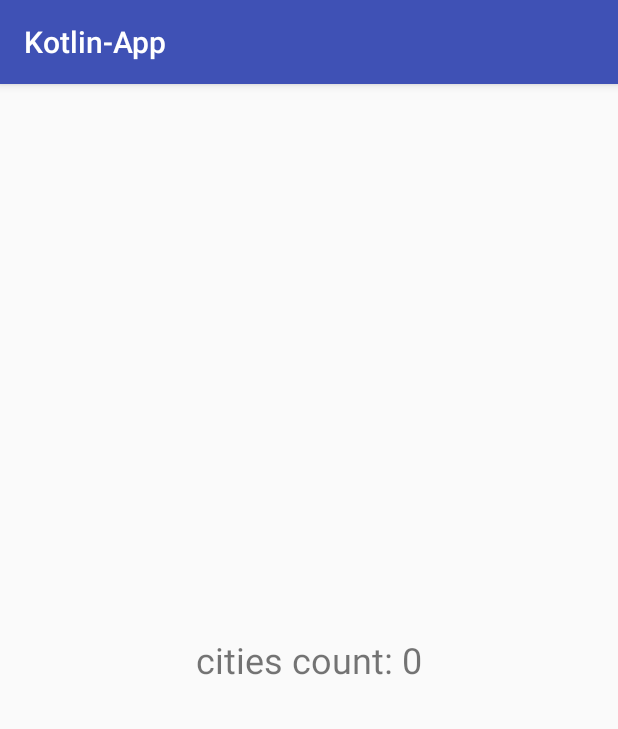
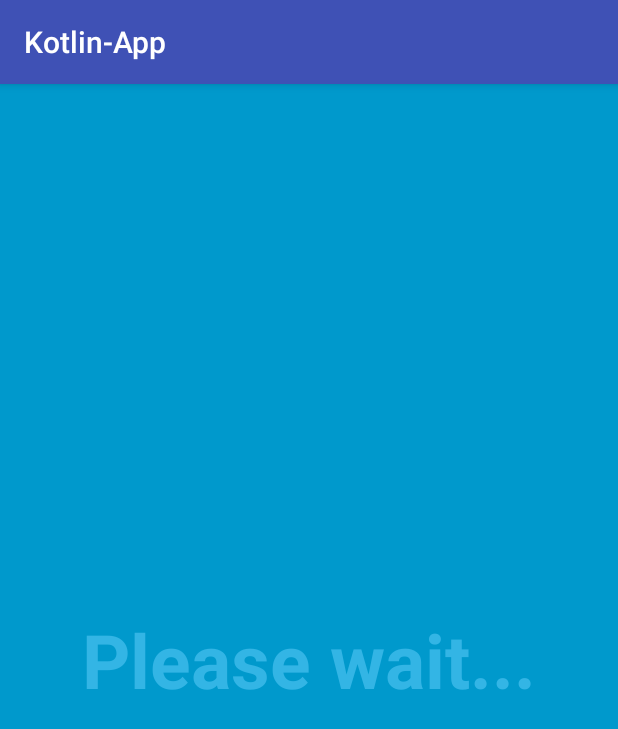
Before and after one commit to Ahmed-Adel-Ismail/Open-Weather-Maps, an Android app: the screen it shows after launch (SplashActivity), on a phone screen of 412 x 824 dp. Shown: the top 729 px of the screen. Run offline under Robolectric (Android 15) with nearby library versions, the phone set to English and light mode, and no system bars; our stand-ins replace RxJava; libraries missing offline, so code that uses them is left out: kotlinx.coroutines.experimental; 1 statement that could not run was skipped.

Commit message:
finalizing Splash Screen

```diff
--- /dev/null
+++ b/kotlin-app/src/main/java/com/ahmedismail/kapp/presentation/components/LiveDataExtensions.kt
@@ -0,0 +1,10 @@
+package com.ahmedismail.kapp.presentation.components
+
+import androidx.lifecycle.MutableLiveData
+
+
+
+fun <T> MutableLiveData<T>.withValue(value: T): MutableLiveData<T> {
+    this.value = value
+    return this
+}
--- a/kotlin-app/src/main/java/com/ahmedismail/kapp/presentation/features/splash/SplashScreen.kt
+++ b/kotlin-app/src/main/java/com/ahmedismail/kapp/presentation/features/splash/SplashScreen.kt
@@ -12,6 +12,7 @@ import androidx.lifecycle.ViewModel
 import androidx.lifecycle.ViewModelProviders
 import com.ahmedismail.kapp.R
 import com.ahmedismail.kapp.presentation.components.DisposablesHolder
+import com.ahmedismail.kapp.presentation.components.withValue
 import com.ahmedismail.kapp.presentation.components.withPorts
 import com.ahmedismail.kapp.presentation.features.home.HomeActivity
 import io.reactivex.Single
@@ -32,28 +33,19 @@ class SplashActivity : AppCompatActivity(), DisposablesHolder {
     }
 }
 
-
 class SplashViewModel(
-        val loading: MutableLiveData<Boolean> = MutableLiveData(),
-        val citiesCount: MutableLiveData<Int> = MutableLiveData(),
-        val error: MutableLiveData<Throwable> = MutableLiveData(),
-        val navigateToNextScreen: MutableLiveData<Boolean> = MutableLiveData()) : ViewModel() {
-
-    init {
-        navigateToNextScreen.value = false
-        error.value = null
-        loading.value = false
-        citiesCount.value = 0
-    }
-
-}
+        val loading: MutableLiveData<Boolean> = MutableLiveData<Boolean>().withValue(false),
+        val citiesCount: MutableLiveData<Int> = MutableLiveData<Int>(),
+        val error: MutableLiveData<Throwable> = MutableLiveData<Throwable>(),
+        val navigateToNextScreen: MutableLiveData<Boolean> = MutableLiveData<Boolean>().withValue(false))
+    : ViewModel()
 
 
 @SuppressLint("SetTextI18n")
 fun SplashActivity.bindViews() {
     with(viewModel) {
 
-        citiesCount.observe(this@bindViews, Observer { splash_label.text = "cities count: $it" })
+        citiesCount.observe(this@bindViews, Observer { splash_label.text = "supported cities: $it" })
 
         error.observe(this@bindViews, Observer { it?.run { splash_label.text = "error: $message" } })
 
@@ -76,7 +68,6 @@ fun SplashActivity.loadCitiesCount() = withPorts {
             ?.let(disposables::add)
 }
 
-
 fun SplashViewModel.countCities(citiesCounter: () -> Single<Int>): Disposable {
     loading.postValue(true)
     error.postValue(null)
--- a/kotlin-app/src/main/res/layout/activity_splash.xml
+++ b/kotlin-app/src/main/res/layout/activity_splash.xml
@@ -1,25 +1,29 @@
 <?xml version="1.0" encoding="utf-8"?>
 <FrameLayout xmlns:android="http://schemas.android.com/apk/res/android"
     xmlns:tools="http://schemas.android.com/tools"
-    android:id="@+id/container"
     android:layout_width="match_parent"
     android:layout_height="match_parent"
+    android:background="#0099cc"
     tools:context=".presentation.features.splash.SplashActivity">
 
-
     <ProgressBar
+        android:layout_margin="16dp"
         android:id="@+id/splash_progress"
         android:layout_width="40dp"
         android:layout_height="40dp"
-        android:layout_gravity="top|end"
-        android:layout_margin="16dp" />
+        android:layout_gravity="top|end" />
+
 
     <TextView
         android:id="@+id/splash_label"
-        android:layout_width="wrap_content"
-        android:layout_height="wrap_content"
-        android:layout_gravity="center"
-        android:textSize="24sp"
-        android:text="Please wait..." />
+        android:layout_width="match_parent"
+        android:layout_height="match_parent"
+        android:gravity="center"
+        android:keepScreenOn="true"
+        android:text="@string/please_wait"
+        android:textColor="#33b5e5"
+        android:textSize="50sp"
+        android:textStyle="bold" />
+
 
 </FrameLayout>
--- a/kotlin-app/src/main/res/values/strings.xml
+++ b/kotlin-app/src/main/res/values/strings.xml
@@ -1,3 +1,4 @@
 <resources>
     <string name="app_name">Kotlin-App</string>
+    <string name="please_wait">Please wait...</string>
 </resources>
```
